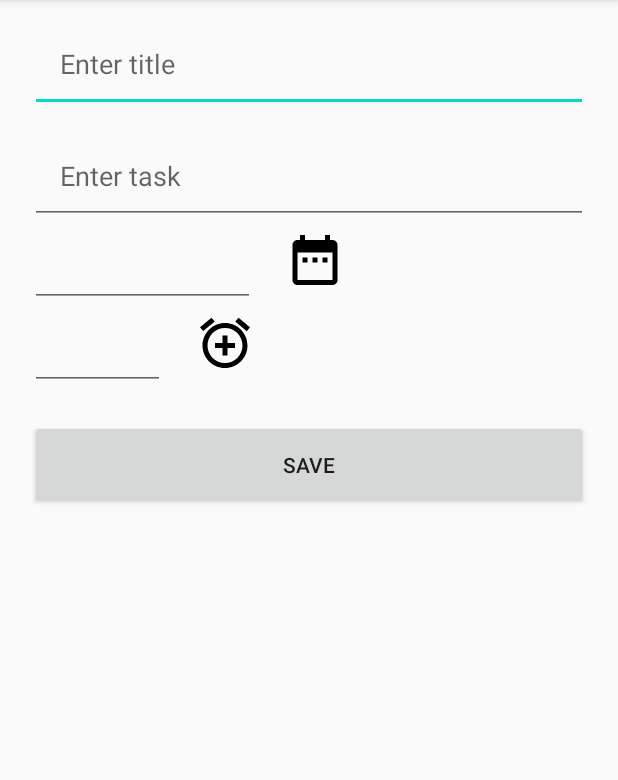
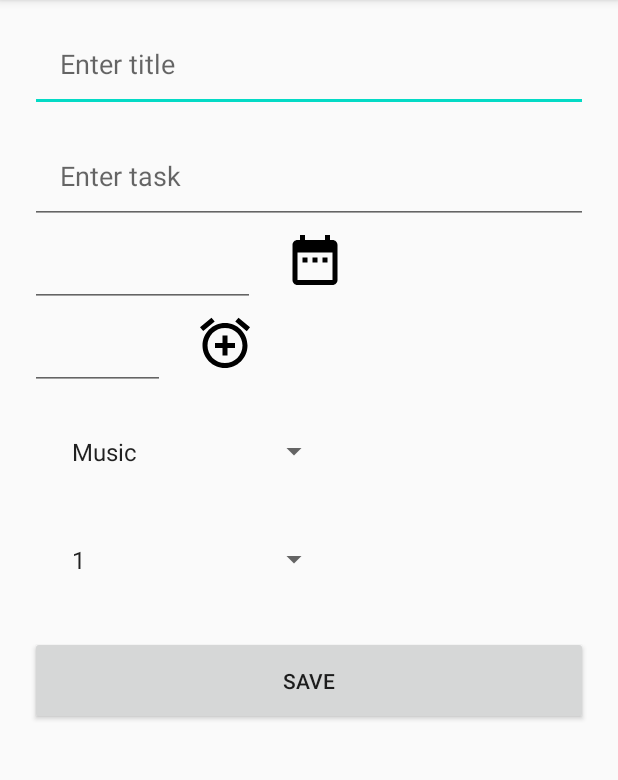
Before and after one commit to rimjhimsudo/TaskManager, an Android app: the AddTask screen opened directly, with no data from a screen before it, on a phone screen of 412 x 824 dp, the part 84-864 px from its top. Run offline under Robolectric (Android 15) with nearby library versions, the phone set to English and light mode, and no system bars.

Commit message:
spinners added in addtaskActivity

```diff
--- a/app/src/main/java/com/example/taskmanager/AddTask.java
+++ b/app/src/main/java/com/example/taskmanager/AddTask.java
@@ -44,6 +44,7 @@ public class AddTask extends AppCompatActivity {
         time.setOnClickListener(new View.OnClickListener() {
             @Override
             public void onClick(View v) {
+
                 TimePickerDialog timePickerDialog=new TimePickerDialog(AddTask.this, new TimePickerDialog.OnTimeSetListener() {
                     @Override
                     public void onTimeSet(TimePicker view, int hourOfDay, int minutes) {
--- a/app/src/main/res/layout/activity_add_task.xml
+++ b/app/src/main/res/layout/activity_add_task.xml
@@ -66,6 +66,28 @@
     </LinearLayout>
 
     <!--android:background="@drawable/border"-->
+    <Spinner
+        android:id="@+id/spinner1"
+        android:layout_width="200dp"
+        android:layout_height="wrap_content"
+        android:entries="@array/category_arrays"
+        android:prompt="@string/category_prompt"
+        android:layout_marginLeft="20dp"
+        android:layout_marginTop="10dp"
+        android:layout_marginRight="20dp"
+        android:padding="20dp"
+        />
+    <Spinner
+        android:id="@+id/spinner2"
+        android:layout_width="200dp"
+        android:layout_height="wrap_content"
+        android:entries="@array/priority_arrays"
+        android:prompt="@string/priority_prompt"
+        android:layout_marginLeft="20dp"
+        android:layout_marginTop="10dp"
+        android:layout_marginRight="20dp"
+        android:padding="20dp"
+        />
 
     <Button
         android:id="@+id/button"
--- a/app/src/main/res/values/strings.xml
+++ b/app/src/main/res/values/strings.xml
@@ -1,3 +1,26 @@
 <resources>
     <string name="app_name">TaskManager</string>
+    <string name="category_prompt">Choose category</string>
+
+    <string-array name="category_arrays">
+        <item>Music</item>
+        <item>Household</item>
+        <item>Office</item>
+        <item>College</item>
+        <item>Payments</item>
+        <item>Password</item>
+        <item>StudyNotes</item>
+        <item>Thoughts</item>
+        <item>Shop</item>
+    </string-array>
+    <string name="priority_prompt">Choose priority</string>
+
+    <string-array name="priority_arrays">
+        <item>1</item>
+        <item>2</item>
+        <item>3</item>
+
+    </string-array>
+
+
 </resources>
```
